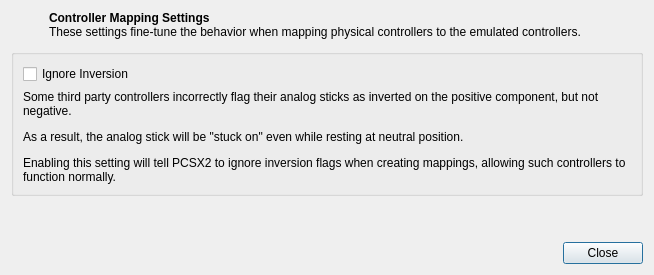
Above: pcsx2-qt/Settings/ControllerMappingSettingsDialog.ui from SgtBilko76/ARMSX2-Quest before the change. Below: the same form after it.
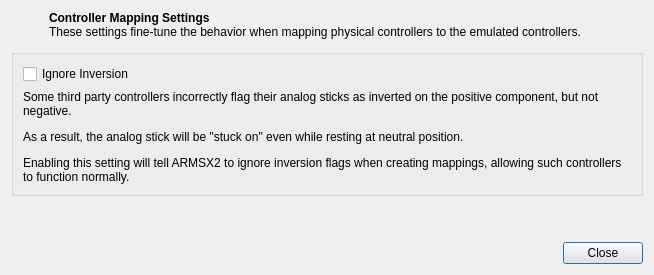
That is the form after the change.

Commit message: Rebrand user-facing PCSX2 references to ARMSX2; fix Help menu

```diff
--- a/pcsx2-qt/Settings/ControllerMappingSettingsDialog.ui
+++ b/pcsx2-qt/Settings/ControllerMappingSettingsDialog.ui
@@ -66,7 +66,7 @@
       <item>
        <widget class="QLabel" name="label">
         <property name="text">
-         <string>&lt;html&gt;&lt;head/&gt;&lt;body&gt;&lt;p&gt;Some third party controllers incorrectly flag their analog sticks as inverted on the positive component, but not negative.&lt;/p&gt;&lt;p&gt;As a result, the analog stick will be &amp;quot;stuck on&amp;quot; even while resting at neutral position. &lt;/p&gt;&lt;p&gt;Enabling this setting will tell PCSX2 to ignore inversion flags when creating mappings, allowing such controllers to function normally.&lt;/p&gt;&lt;/body&gt;&lt;/html&gt;</string>
+         <string>&lt;html&gt;&lt;head/&gt;&lt;body&gt;&lt;p&gt;Some third party controllers incorrectly flag their analog sticks as inverted on the positive component, but not negative.&lt;/p&gt;&lt;p&gt;As a result, the analog stick will be &amp;quot;stuck on&amp;quot; even while resting at neutral position. &lt;/p&gt;&lt;p&gt;Enabling this setting will tell ARMSX2 to ignore inversion flags when creating mappings, allowing such controllers to function normally.&lt;/p&gt;&lt;/body&gt;&lt;/html&gt;</string>
         </property>
         <property name="wordWrap">
          <bool>true</bool>
```
The commit also changes 33 other files.
